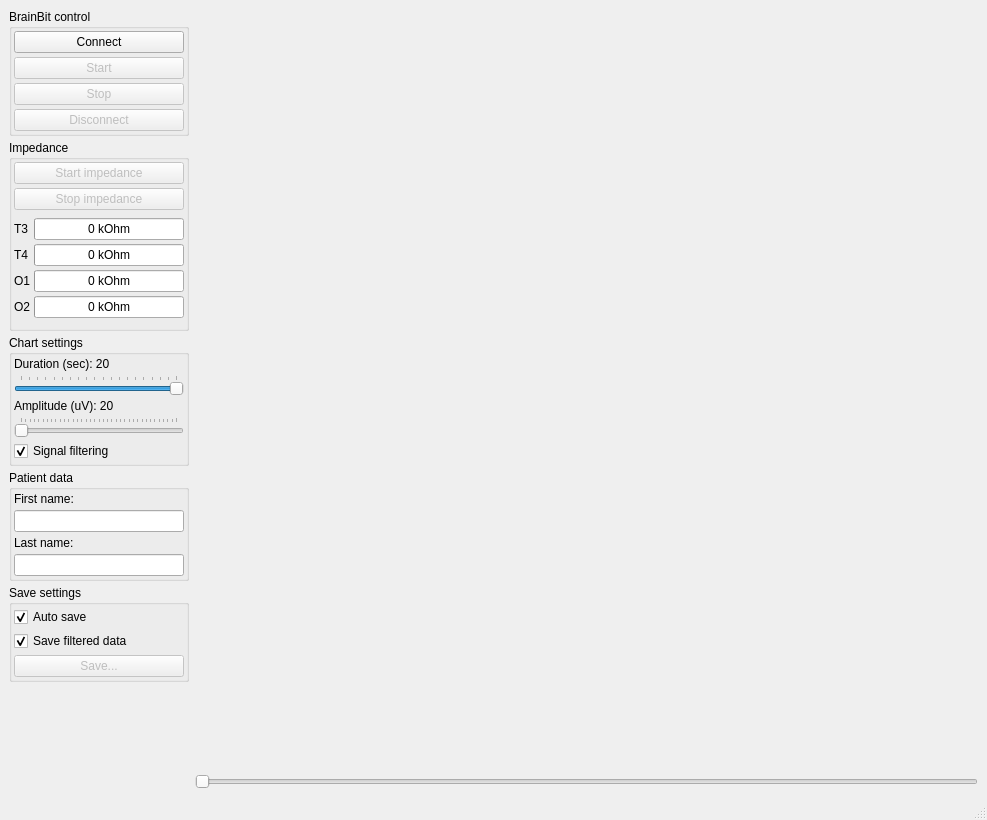
First picture: the form in UI/mainwindow.ui, repository ZarkSPb/BB_Python, before the edit.
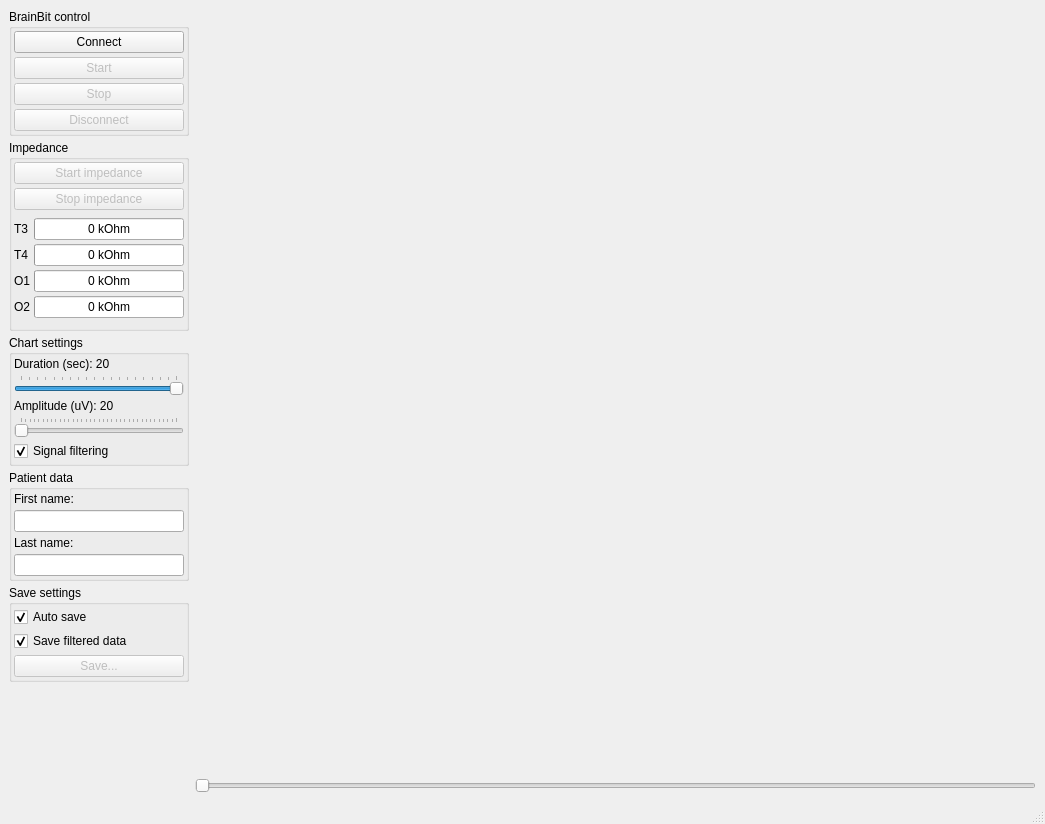
Second picture: the form after the edit.

Commit message: Prepare to slider 2

What changed in the file:
```diff
--- a/UI/mainwindow.ui
+++ b/UI/mainwindow.ui
@@ -6,8 +6,8 @@
    <rect>
     <x>0</x>
     <y>0</y>
-    <width>987</width>
-    <height>820</height>
+    <width>1045</width>
+    <height>824</height>
    </rect>
   </property>
   <property name="windowTitle">
```
Left out of the diff: 21 changed lines with no effect on the pictures. The commit also changes 2 other files.
